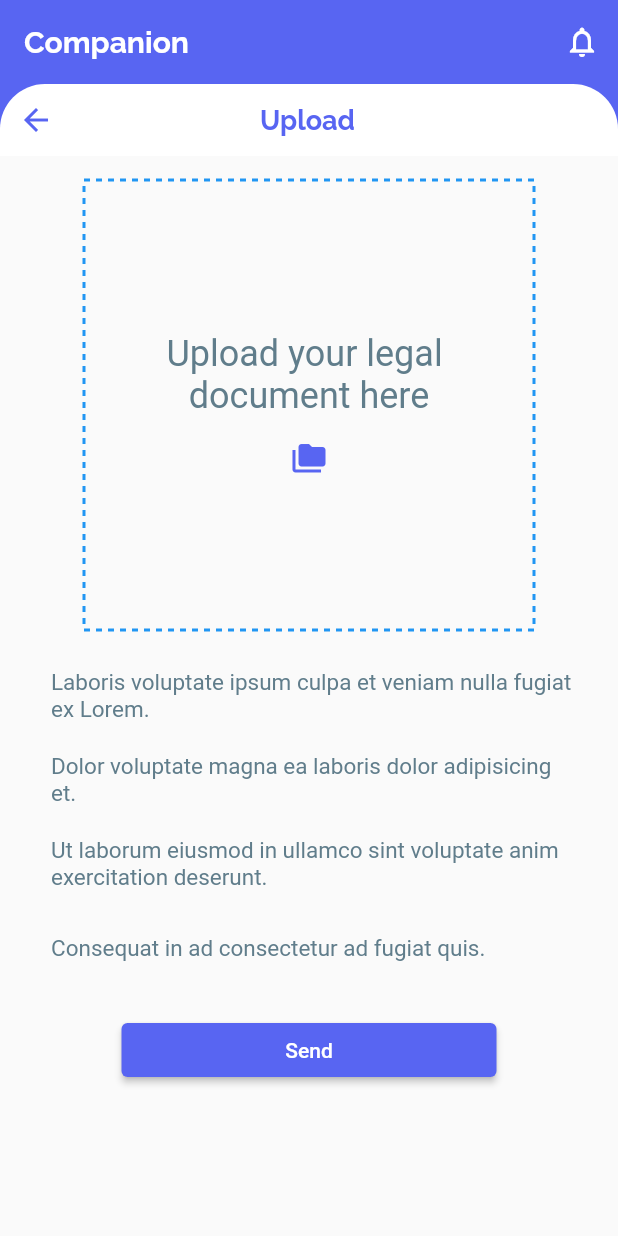
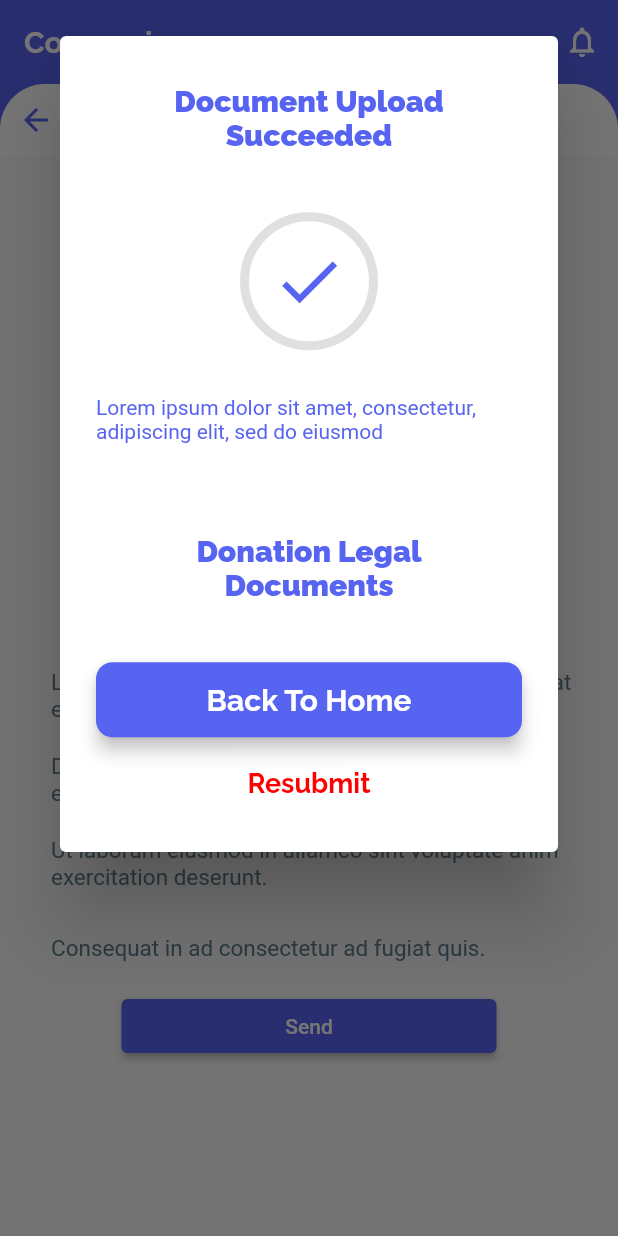
Before and after one commit to Sayuru99/Companion-Mobile-App, a Flutter app: the UploadFilePage screen opened directly, after a tap on "Send", on a phone screen of 412 x 824 dp. Run offline on Flutter 3.47's test engine with Material 2 defaults, Android fonts, the phone set to English and light mode, and no system bars; drawn by our look-alikes of dotted_border; our stand-ins replace cached_network_image, curved_navigation_bar, file_picker, flutter_svg, google_fonts, image_picker and 2 more; accounts and stored records are empty; network calls fail.

```diff
--- a/lib/common/ui/forms/uploadFile.dart
+++ b/lib/common/ui/forms/uploadFile.dart
@@ -4,6 +4,8 @@ import 'package:dotted_border/dotted_border.dart';
 import 'package:file_picker/file_picker.dart';
 import 'package:flutter/material.dart';
 import 'package:google_fonts/google_fonts.dart';
+
+import 'uploadpopuppage.dart';
 
 class UploadFilePage extends StatefulWidget {
   const UploadFilePage({Key? key}) : super(key: key);
@@ -146,19 +148,21 @@ class _UploadFilePageState extends State<UploadFilePage> {
                 'Consequat in ad consectetur ad fugiat quis.',
               ],
             ),
-            const SizedBox(height: 16),
-            SizedBox(
-              width: 250,
-              child: ElevatedButton(
+            SizedBox(width: 250, child: Builder(
+              builder: (context) => ElevatedButton(
                 onPressed: () {
-                  //
+                  showDialog(
+                    context: context,
+                    builder: (_) => UploadPopupPage(),
+                  );
                 },
                 style: ElevatedButton.styleFrom(
                   backgroundColor: const Color.fromRGBO(88, 101, 242, 1.0),
                 ),
                 child: const Text('Send'),
               ),
-            )
+            )),
+
           ],
         ),
       ),
--- /dev/null
+++ b/lib/common/ui/forms/uploadpopuppage.dart
@@ -0,0 +1,124 @@
+import 'package:flutter/material.dart';
+import 'package:quickalert/quickalert.dart';
+
+class UploadPopupPage extends StatefulWidget {
+  const UploadPopupPage({super.key});
+
+  @override
+  _UploadPopupPageState createState() => _UploadPopupPageState();
+}
+
+class _UploadPopupPageState extends State<UploadPopupPage> {
+  @override
+  Widget build(BuildContext context) {
+    return SingleChildScrollView(
+      child: AlertDialog(
+        content: Container(
+          width: 300.0,
+          height: 500,
+          decoration: BoxDecoration(
+            color: Colors.white,
+            borderRadius: BorderRadius.circular(20.0),
+          ),
+          child: Center(
+            child: Container(
+              width: 380.0,
+              height: 600,
+              decoration: BoxDecoration(
+                color: Colors.white,
+                borderRadius: BorderRadius.circular(20.0),
+              ),
+              child: Center(
+                child: Column(
+                  mainAxisAlignment: MainAxisAlignment.center,
+                  children: <Widget>[
+                    const Center(
+                      child: Text("Document Upload",
+                          style: TextStyle(
+                              color: Color.fromRGBO(87, 100, 241, 1.0),
+                              fontSize: 20.0,
+                              fontFamily: 'Raleway',
+                              fontWeight: FontWeight.w900)),
+                    ),
+                    const Text("Succeeded",
+                        style: TextStyle(
+                            color: Color.fromRGBO(87, 100, 241, 1.0),
+                            fontSize: 20.0,
+                            fontFamily: 'Raleway',
+                            fontWeight: FontWeight.w900)),
+                    const SizedBox(height: 40),
+                    Container(
+                      padding: const EdgeInsets.all(15),
+                      decoration: BoxDecoration(
+                        borderRadius: BorderRadius.circular(100),
+                        border: Border.all(color: Colors.black12, width: 6),
+                      ),
+                      child: const Icon(
+                        Icons.check,
+                        size: 50,
+                        color: Color.fromRGBO(87, 100, 241, 1.0),
+                      ),
+                    ),
+                    const SizedBox(height: 30.0),
+                    const Center(
+                      child: Text(
+                          "Lorem ipsum dolor sit amet, consectetur, adipiscing elit, sed do eiusmod",
+                          style: TextStyle(
+                              color: Color.fromRGBO(87, 100, 241, 1.0),
+                              fontSize: 14.0)),
+                    ),
+                    const SizedBox(height: 60.0),
+                    const Text("Donation Legal",
+                        style: TextStyle(
+                            color: Color.fromRGBO(87, 100, 241, 1.0),
+                            fontSize: 20.0,
+                            fontFamily: 'Raleway',
+                            fontWeight: FontWeight.w900)),
+                    const Text("Documents",
+                        style: TextStyle(
+                            color: Color.fromRGBO(87, 100, 241, 1.0),
+                            fontSize: 20.0,
+                            fontFamily: 'Raleway',
+                            fontWeight: FontWeight.w900)),
+                    const SizedBox(height: 40.0),
+                    InkWell(
+                      onTap: () {},
+                      child: SizedBox(
+                          height: 50,
+                          width: 300,
+                          child: Material(
+                            borderRadius: BorderRadius.circular(11),
+                            color: const Color.fromRGBO(87, 100, 241, 1.0),
+                            elevation: 5.0,
+                            child: const Center(
+                              child: Text(
+                                "Back To Home",
+                                style: TextStyle(
+                                    color: Colors.white,
+                                    fontSize: 20,
+                                    fontFamily: 'Raleway',
+                                    fontWeight: FontWeight.bold),
+                              ),
+                            ),
+                          )),
+                    ),
+                    const SizedBox(height: 20.0),
+                    InkWell(
+                      onTap: () {},
+                      child: const Text('Resubmit',
+                          style: TextStyle(
+                              color: Color.fromRGBO(255, 0, 0, 1.0),
+                              fontSize: 18,
+                              fontFamily: 'Raleway',
+                              fontWeight: FontWeight.bold)),
+                    )
+                  ],
+                ),
+              ),
+            ),
+          ),
+        ),
+      ),
+    );
+  }
+}
--- a/lib/common/ui/pages/auth/register_page.dart
+++ b/lib/common/ui/pages/auth/register_page.dart
@@ -1,4 +1,4 @@
-// ignore_for_file: library_private_types_in_public_api, non_constant_identifier_names
+// ignore_for_file: library_private_types_in_public_api, non_constant_identifier_names, avoid_print, body_might_complete_normally_nullable, avoid_unnecessary_containers
 
 import 'package:flutter/material.dart';
 import 'login.dart';
@@ -178,7 +178,7 @@ class _RegisterPageState extends State<RegisterPage> {
                                       r"^[zA-Z0-9.a-zA-Z0-9.!#$%&'*+-/=?^_'{|}~]+@[a-zA-Z0-9]+\.[a-zA-Z]+")
                                   .hasMatch(value!);
 
-                              if (value!.isEmpty) {
+                              if (value.isEmpty) {
                                 return "Enter Email";
                               } else if (!emailValid) {
                                 return "Enter Valid Email";
@@ -274,8 +274,8 @@ class _RegisterPageState extends State<RegisterPage> {
                             return null;
                           },
                           items: Countries.map((e) => DropdownMenuItem(
+                                value: e,
                                 child: Text(e),
-                                value: e,
                               )).toList(),
                           onChanged: (val) {
                             setState(() {
--- a/lib/main.dart
+++ b/lib/main.dart
@@ -12,7 +12,7 @@ class MyApp extends StatelessWidget {
   Widget build(BuildContext context) {
     return MaterialApp(
       theme: ThemeData(fontFamily: GoogleFonts.roboto().fontFamily),
-      initialRoute: Routes.home,
+      initialRoute: Routes.login,
       routes: Routes.routes,
     );
   }
--- a/pubspec.yaml
+++ b/pubspec.yaml
@@ -48,6 +48,7 @@ dependencies:
   flutter_svg: ^2.0.5
   flutter_neumorphic: ^3.2.0
   get: ^4.6.5
+  quickalert: ^1.0.1
 
 dev_dependencies:
   flutter_test:
@@ -88,6 +89,7 @@ flutter:
     - assets/icons/location.svg
     - assets/icons/images.svg
     - assets/icons/video.svg
+    - assets/icons/facebook.svg
 
   # An image asset can refer to one or more resolution-specific "variants", see
   # https://flutter.dev/assets-and-images/#resolution-aware
```
Also changed, not shown: lib/common/ui/pages/auth/forgot_psw.dart (+7 -2 lines), lib/common/ui/pages/auth/login.dart (+51 -10 lines), assets/icons/facebook.svg (added), pubspec.lock.
